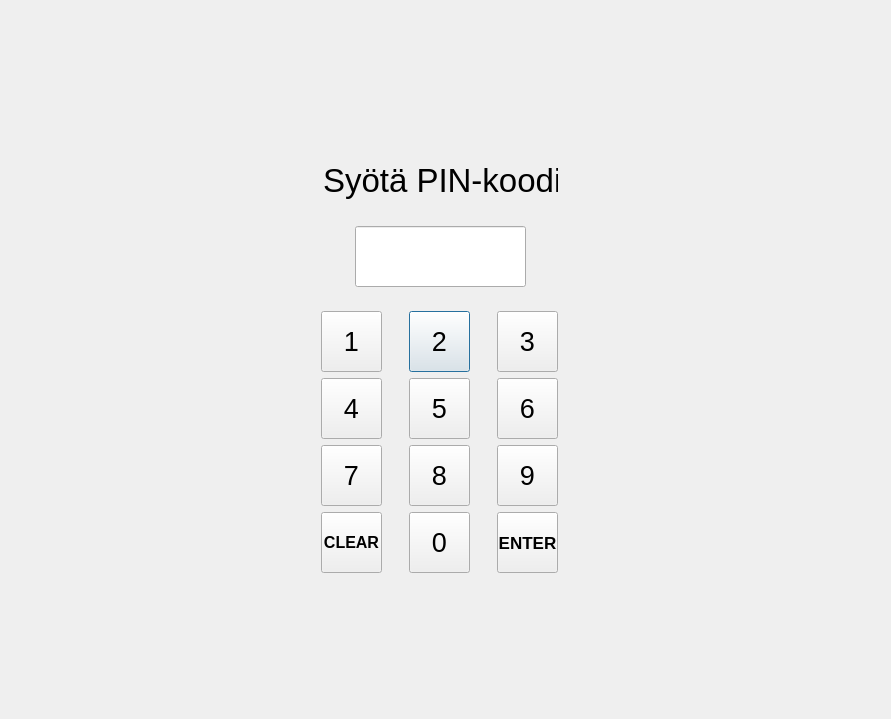
This is bank-automat/bankpin/bankpinui.ui in AleksiPuumala/bank-automat-omakopio as Qt 5 draws it before an edit. The edited form follows.
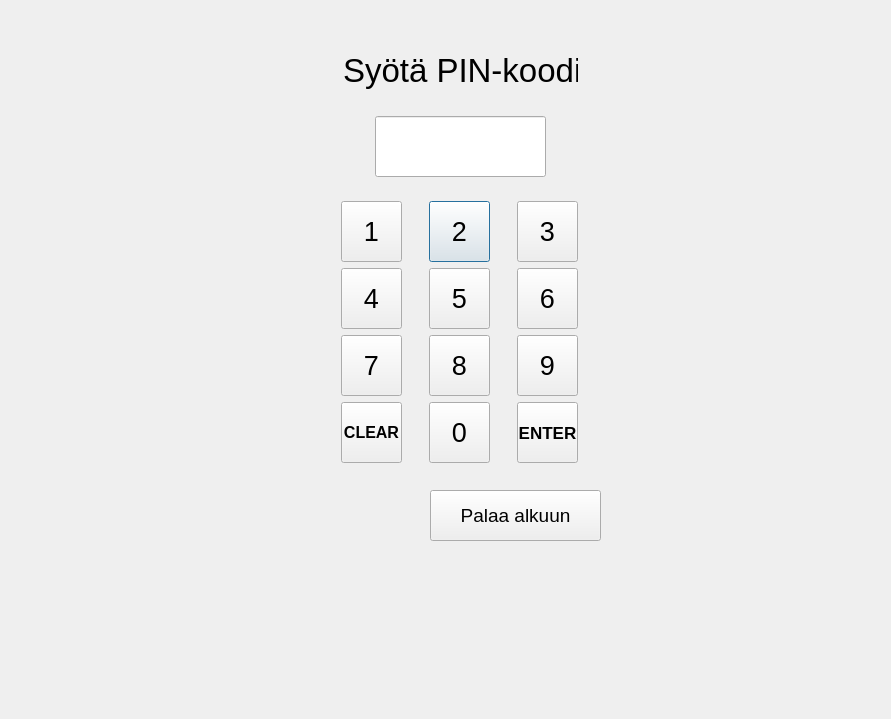
This is the edited form.

Commit message: 'palaa alkuun' painike pinui näkymässä

```diff
--- a/bank-automat/bankpin/bankpinui.ui
+++ b/bank-automat/bankpin/bankpinui.ui
@@ -16,8 +16,8 @@
   <widget class="QWidget" name="verticalLayoutWidget">
    <property name="geometry">
     <rect>
-     <x>300</x>
-     <y>140</y>
+     <x>320</x>
+     <y>30</y>
      <width>281</width>
      <height>451</height>
     </rect>
@@ -370,6 +370,24 @@
     </item>
    </layout>
   </widget>
+  <widget class="QPushButton" name="btnReturn">
+   <property name="geometry">
+    <rect>
+     <x>430</x>
+     <y>490</y>
+     <width>171</width>
+     <height>51</height>
+    </rect>
+   </property>
+   <property name="font">
+    <font>
+     <pointsize>14</pointsize>
+    </font>
+   </property>
+   <property name="text">
+    <string>Palaa alkuun</string>
+   </property>
+  </widget>
  </widget>
  <resources/>
  <connections/>
```
The commit also changes 3 other files.
